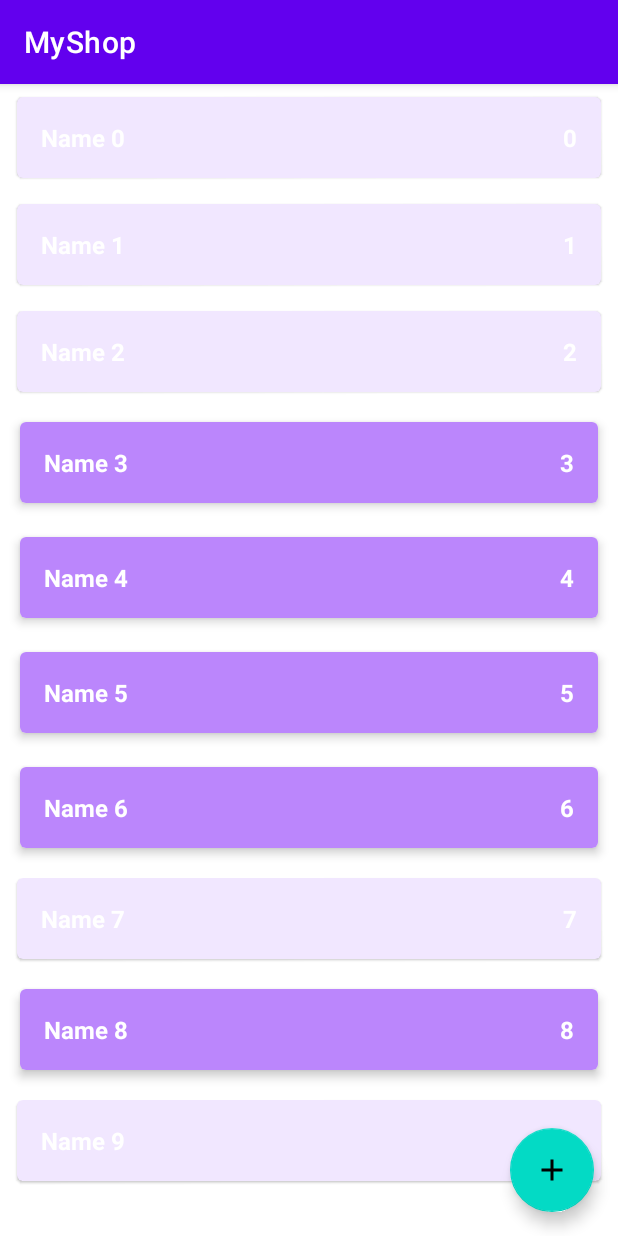
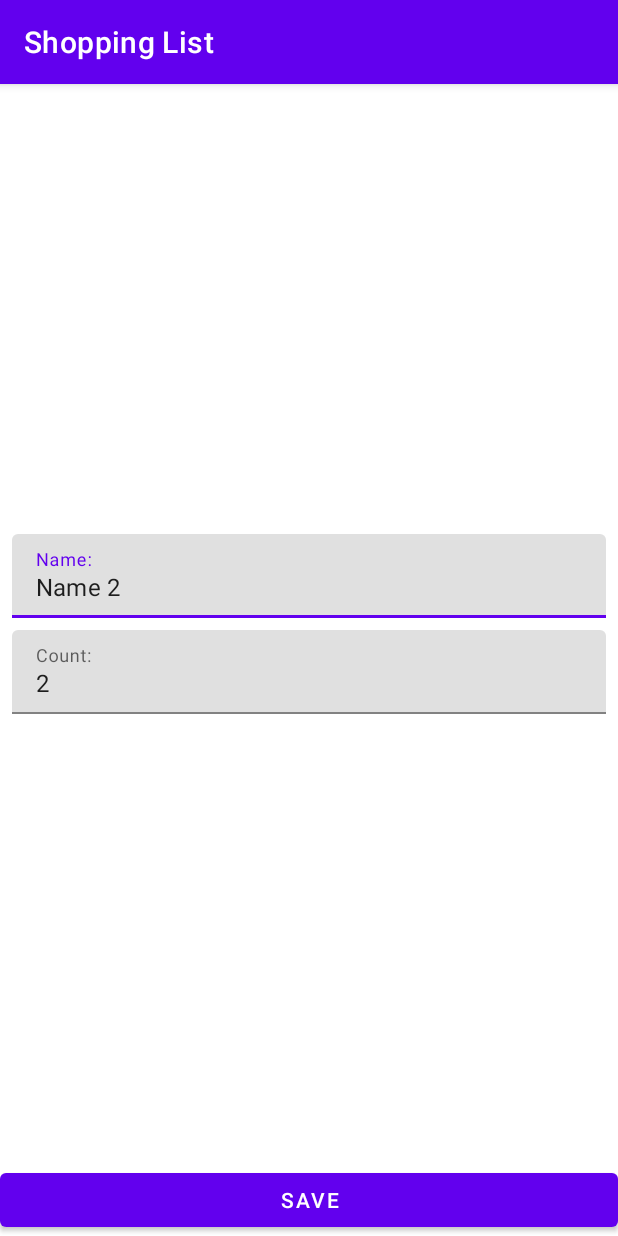
Before and after one commit to Khanskyi/MyShop, an Android app: the screen it shows after launch (MainActivity before the commit, ShopItemActivity after it), after a tap on an icon or button, on a phone screen of 412 x 824 dp. Run offline under Robolectric (Android 15) with nearby library versions, the phone set to English and light mode, and no system bars.

```diff
--- a/app/src/main/AndroidManifest.xml
+++ b/app/src/main/AndroidManifest.xml
@@ -10,6 +10,10 @@
         android:supportsRtl="true"
         android:theme="@style/Theme.MyShop">
         <activity
+            android:name=".presentation.ShopItemActivity"
+            android:windowSoftInputMode="adjustResize"
+            android:exported="true" />
+        <activity
             android:name=".presentation.MainActivity"
             android:exported="true">
             <intent-filter>
--- a/app/src/main/java/com/example/myshop/presentation/MainActivity.kt
+++ b/app/src/main/java/com/example/myshop/presentation/MainActivity.kt
@@ -1,13 +1,14 @@
 package com.example.myshop.presentation
 
+import android.os.Bundle
 import androidx.appcompat.app.AppCompatActivity
-import android.os.Bundle
-import android.util.Log
-import android.widget.Toast
 import androidx.lifecycle.ViewModelProvider
 import androidx.recyclerview.widget.ItemTouchHelper
 import androidx.recyclerview.widget.RecyclerView
 import com.example.myshop.R
+import com.example.myshop.presentation.ShopItemActivity.Companion.newIntentAddItem
+import com.example.myshop.presentation.ShopItemActivity.Companion.newIntentEditItem
+import com.google.android.material.floatingactionbutton.FloatingActionButton
 
 class MainActivity : AppCompatActivity() {
 
@@ -21,15 +22,21 @@ class MainActivity : AppCompatActivity() {
         setupRecyclerView()
 
         viewModel = ViewModelProvider(this)[MainViewModel::class.java]
-        viewModel.shopList.observe(this){
+        viewModel.shopList.observe(this) {
             shopListAdapter.submitList(it) //it sorts in other thread
+        }
+
+        val buttonAddShopItem = findViewById<FloatingActionButton>(R.id.button_add_shop_item)
+        buttonAddShopItem.setOnClickListener {
+            val intent = newIntentAddItem(this)
+            startActivity(intent)
         }
 
     }
 
-    private fun setupRecyclerView(){
+    private fun setupRecyclerView() {
         val rvShopList = findViewById<RecyclerView>(R.id.rv_shop_list)
-        with(rvShopList){
+        with(rvShopList) {
             shopListAdapter = ShopListAdapter()
             adapter = shopListAdapter
             recycledViewPool.setMaxRecycledViews(
@@ -72,7 +79,8 @@ class MainActivity : AppCompatActivity() {
 
     private fun setupClickListener() {
         shopListAdapter.onShopItemClickListener = {
-            Toast.makeText(this@MainActivity, it.name, Toast.LENGTH_SHORT).show()
+            val intent = newIntentEditItem(this, it.id)
+            startActivity(intent)
         }
     }
 
--- /dev/null
+++ b/app/src/main/java/com/example/myshop/presentation/ShopItemActivity.kt
@@ -0,0 +1,162 @@
+package com.example.myshop.presentation
+
+import android.content.Context
+import android.content.Intent
+import androidx.appcompat.app.AppCompatActivity
+import android.os.Bundle
+import android.text.Editable
+import android.text.TextWatcher
+import android.widget.Button
+import android.widget.EditText
+import androidx.lifecycle.ViewModelProvider
+import com.example.myshop.R
+import com.example.myshop.domain.ShopItem
+import com.google.android.material.textfield.TextInputLayout
+import java.lang.RuntimeException
+
+class ShopItemActivity : AppCompatActivity() {
+
+    private lateinit var viewModel: ShopItemViewModel
+
+    private lateinit var tilName: TextInputLayout
+    private lateinit var tilCount: TextInputLayout
+    private lateinit var etName: EditText
+    private lateinit var etCount: EditText
+    private lateinit var buttonSave: Button
+
+    private var screenMode = MODE_UNKNOWN
+    private var shopItemId = ShopItem.UNDEFINED_ID
+
+    override fun onCreate(savedInstanceState: Bundle?) {
+        super.onCreate(savedInstanceState)
+        setContentView(R.layout.activity_shop_item)
+        parseIntent()
+        viewModel = ViewModelProvider(this)[ShopItemViewModel::class.java]
+        initViews()
+        launchRightScreen()
+        addTextChangeListeners()
+        observeViewModel()
+
+    }
+
+    private fun observeViewModel(){
+        viewModel.errorInputName.observe(this){
+            val message = if (it){
+                getString(R.string.error_input_name)
+            }else{
+                null
+            }
+            tilName.error = message
+        }
+
+        viewModel.errorInputCount.observe(this){
+            val message = if (it){
+                getString(R.string.error_input_count)
+            }else{
+                null
+            }
+            tilCount.error = message
+        }
+        viewModel.shouldCloseScreen.observe(this){
+            finish()
+        }
+    }
+
+    private fun addTextChangeListeners(){
+        etName.addTextChangedListener(object : TextWatcher{
+            override fun beforeTextChanged(p0: CharSequence?, p1: Int, p2: Int, p3: Int) {}
+
+            override fun onTextChanged(p0: CharSequence?, p1: Int, p2: Int, p3: Int) {
+                viewModel.resetErrorInputName()
+            }
+
+            override fun afterTextChanged(p0: Editable?) {}
+
+        })
+
+        etCount.addTextChangedListener(object : TextWatcher{
+            override fun beforeTextChanged(p0: CharSequence?, p1: Int, p2: Int, p3: Int) {}
+
+            override fun onTextChanged(p0: CharSequence?, p1: Int, p2: Int, p3: Int) {
+                viewModel.resetErrorInputCount()
+            }
+
+            override fun afterTextChanged(p0: Editable?) {}
+
+        })
+    }
+
+    private fun launchAddMode(){
+        buttonSave.setOnClickListener{
+            viewModel.addShopItem(etName.text.toString(), etCount.text.toString())
+        }
+    }
+
+    private fun launchEditMode(){
+        viewModel.getShopItem(shopItemId)
+        viewModel.shopItem.observe(this){
+            etName.setText(it.name)
+            etCount.setText(it.count.toString())
+        }
+        buttonSave.setOnClickListener{
+            viewModel.editShopItem(etName.text.toString(), etCount.text.toString())
+        }
+    }
+
+    private fun launchRightScreen(){
+        when(screenMode){
+            MODE_ADD -> launchAddMode()
+            MODE_EDIT -> launchEditMode()
+        }
+    }
+
+    private fun parseIntent() {
+        if (!intent.hasExtra(EXTRA_SCREEN_MODE)){
+            throw RuntimeException("Param screen mode does not exists")
+        }
+
+        val mode = intent.getStringExtra(EXTRA_SCREEN_MODE)
+        if (mode != MODE_ADD && mode != MODE_EDIT){
+            throw RuntimeException("Unknown screen mode $mode")
+        }
+
+        screenMode = mode
+        if (screenMode == MODE_EDIT){
+            if (!intent.hasExtra(EXTRA_SHOP_ITEM_ID)){
+                throw RuntimeException("Param shop item id does not exists")
+            }
+            shopItemId = intent.getIntExtra(EXTRA_SHOP_ITEM_ID, ShopItem.UNDEFINED_ID)
+        }
+    }
+
+    private fun initViews() {
+        tilName = findViewById(R.id.til_name)
+        tilCount = findViewById(R.id.til_count)
+        etName = findViewById(R.id.et_name)
+        etCount = findViewById(R.id.et_count)
+        buttonSave = findViewById(R.id.save_button)
+    }
+
+    companion object{
+        private const val EXTRA_SCREEN_MODE = "extra_screen_mode"
+        private const val MODE_ADD = "mode_add"
+        private const val MODE_EDIT = "mode_edit"
+        private const val EXTRA_SHOP_ITEM_ID = "extra_shop_item_id"
+        private const val MODE_UNKNOWN = ""
+
+        fun newIntentAddItem(context: Context): Intent {
+            val intent = Intent(context, ShopItemActivity::class.java)
+            intent.putExtra(EXTRA_SCREEN_MODE, MODE_ADD)
+            return intent
+        }
+
+        fun newIntentEditItem(context: Context, shopItemId: Int): Intent{
+            val intent = Intent(context, ShopItemActivity::class.java)
+            intent.putExtra(EXTRA_SCREEN_MODE, MODE_EDIT)
+            intent.putExtra(EXTRA_SHOP_ITEM_ID, shopItemId)
+            return intent
+        }
+
+    }
+
+}
--- /dev/null
+++ b/app/src/main/java/com/example/myshop/presentation/ShopItemViewModel.kt
@@ -0,0 +1,100 @@
+package com.example.myshop.presentation
+
+import androidx.lifecycle.LiveData
+import androidx.lifecycle.MutableLiveData
+import androidx.lifecycle.ViewModel
+import com.example.myshop.data.ShopListRepositoryImpl
+import com.example.myshop.domain.*
+import java.lang.Exception
+
+class ShopItemViewModel : ViewModel() {
+
+    private val repository = ShopListRepositoryImpl
+
+    private val addShopItemUseCase = AddShopItemUseCase(repository)
+    private val editShopItemUseCase = EditShopItemUseCase(repository)
+    private val getShopItemUseCase = GetShopItemUseCase(repository)
+
+    private val _errorInputName = MutableLiveData<Boolean>()
+    val errorInputName: LiveData<Boolean>
+        get() = _errorInputName
+
+    private val _errorInputCount = MutableLiveData<Boolean>()
+    val errorInputCount: LiveData<Boolean>
+        get() = _errorInputCount
+
+    private val _shopItem = MutableLiveData<ShopItem>()
+    val shopItem: LiveData<ShopItem>
+        get() = _shopItem
+
+    private val _shouldCloseScreen = MutableLiveData<Unit>()
+    val shouldCloseScreen: LiveData<Unit>
+        get() = _shouldCloseScreen
+
+    fun addShopItem(inputName: String?, inputCount: String?) {
+        val name = parseName(inputName)
+        val count = parseCount(inputCount)
+        val fieldsValid = validateInput(name, count)
+        if (fieldsValid) {
+            val shopItem = ShopItem(name, count, true)
+            addShopItemUseCase.addShopItem(shopItem)
+            finishWork()
+        }
+    }
+
+    fun editShopItem(inputName: String?, inputCount: String?) {
+        val name = parseName(inputName)
+        val count = parseCount(inputCount)
+        val fieldsValid = validateInput(name, count)
+        if (fieldsValid) {
+            _shopItem.value?.let {
+                val shopItem = it.copy(name = name, count = count)
+                editShopItemUseCase.editShopItem(shopItem)
+                finishWork()
+            }
+        }
+    }
+
+    fun getShopItem(shopItemId: Int) {
+        val item = getShopItemUseCase.getShopItem(shopItemId)
+        _shopItem.value = item
+    }
+
+    private fun parseName(inputName: String?): String {
+        return inputName?.trim() ?: ""
+    }
+
+    private fun parseCount(inputCount: String?): Int {
+        return try {
+            inputCount?.trim()?.toInt() ?: 0
+        } catch (e: Exception) {
+            0
+        }
+    }
+
+    private fun validateInput(name: String, count: Int): Boolean {
+        var result = true
+        if (name.isBlank()) {
+            _errorInputName.value = true
+            result = false
+        }
+        if (count <= 0) {
+            _errorInputCount.value = true
+            result = false
+        }
+        return result
+    }
+
+    fun resetErrorInputName(){
+        _errorInputName.value = false
+    }
+
+    fun resetErrorInputCount(){
+        _errorInputCount.value = false
+    }
+
+    private fun finishWork(){
+        _shouldCloseScreen.value = Unit
+    }
+
+}
--- /dev/null
+++ b/app/src/main/res/layout/activity_shop_item.xml
@@ -0,0 +1,59 @@
+<?xml version="1.0" encoding="utf-8"?>
+<androidx.constraintlayout.widget.ConstraintLayout xmlns:android="http://schemas.android.com/apk/res/android"
+    xmlns:app="http://schemas.android.com/apk/res-auto"
+    xmlns:tools="http://schemas.android.com/tools"
+    android:layout_width="match_parent"
+    android:layout_height="match_parent"
+    tools:context=".presentation.ShopItemActivity">
+
+    <com.google.android.material.textfield.TextInputLayout
+        android:id="@+id/til_name"
+        android:layout_width="0dp"
+        android:layout_height="wrap_content"
+        android:layout_marginStart="8dp"
+        android:layout_marginEnd="8dp"
+        android:layout_marginBottom="4dp"
+        app:layout_constraintBottom_toTopOf="@id/til_count"
+        app:layout_constraintEnd_toEndOf="parent"
+        app:layout_constraintStart_toStartOf="parent"
+        app:layout_constraintTop_toTopOf="parent"
+        app:layout_constraintVertical_chainStyle="packed">
+
+        <com.google.android.material.textfield.TextInputEditText
+            android:id="@+id/et_name"
+            android:layout_width="match_parent"
+            android:layout_height="wrap_content"
+            android:hint="@string/name_hint"
+            android:inputType="textCapWords" />
+    </com.google.android.material.textfield.TextInputLayout>
+
+    <com.google.android.material.textfield.TextInputLayout
+        android:id="@+id/til_count"
+        android:layout_width="0dp"
+        android:layout_height="wrap_content"
+        android:layout_marginStart="8dp"
+        android:layout_marginTop="4dp"
+        android:layout_marginEnd="8dp"
+        app:layout_constraintBottom_toTopOf="@+id/save_button"
+        app:layout_constraintEnd_toEndOf="parent"
+        app:layout_constraintStart_toStartOf="parent"
+        app:layout_constraintTop_toBottomOf="@+id/til_name">
+
+        <com.google.android.material.textfield.TextInputEditText
+            android:id="@+id/et_count"
+            android:layout_width="match_parent"
+            android:layout_height="wrap_content"
+            android:hint="@string/count_hint"
+            android:inputType="number" />
+    </com.google.android.material.textfield.TextInputLayout>
+
+    <Button
+        android:id="@+id/save_button"
+        android:layout_width="0dp"
+        android:layout_height="wrap_content"
+        android:text="@string/save_btn"
+        app:layout_constraintBottom_toBottomOf="parent"
+        app:layout_constraintEnd_toEndOf="parent"
+        app:layout_constraintStart_toStartOf="parent" />
+
+</androidx.constraintlayout.widget.ConstraintLayout>
--- a/app/src/main/res/values/strings.xml
+++ b/app/src/main/res/values/strings.xml
@@ -1,4 +1,9 @@
 <resources>
-    <string name="app_name">MyShop</string>
+    <string name="app_name">Shopping List</string>
     <string name="add_shop_item_content_description">Add new shop item</string>
+    <string name="name_hint">Name:</string>
+    <string name="count_hint">Count:</string>
+    <string name="save_btn">Save</string>
+    <string name="error_input_name">Invalid name</string>
+    <string name="error_input_count">Invalid count</string>
 </resources>
```
